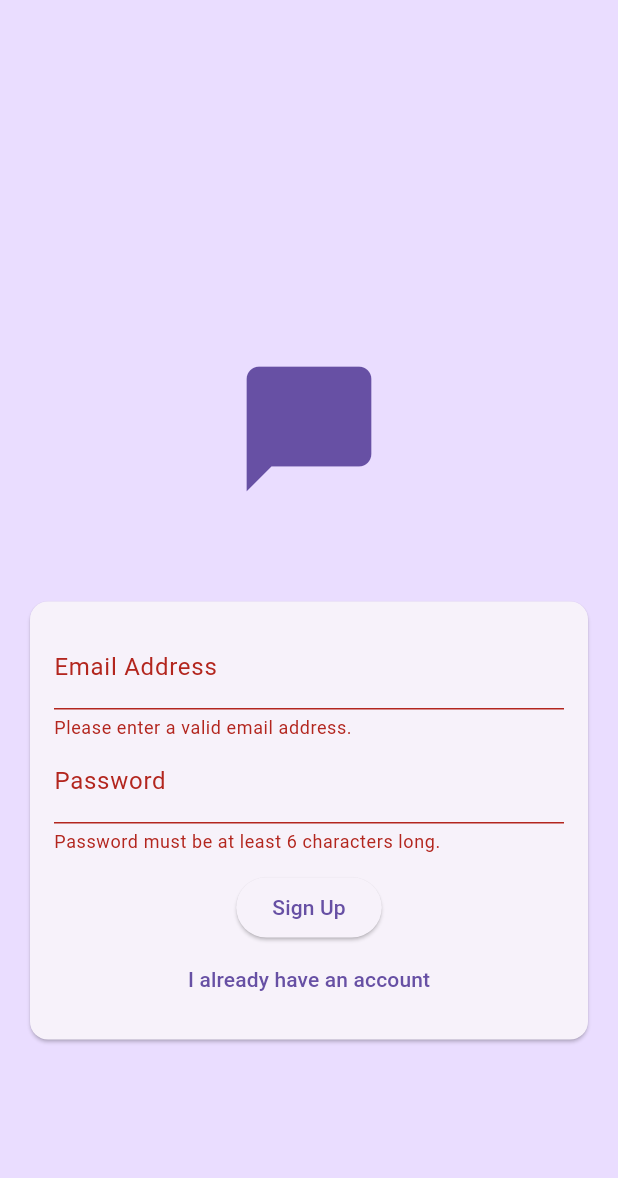
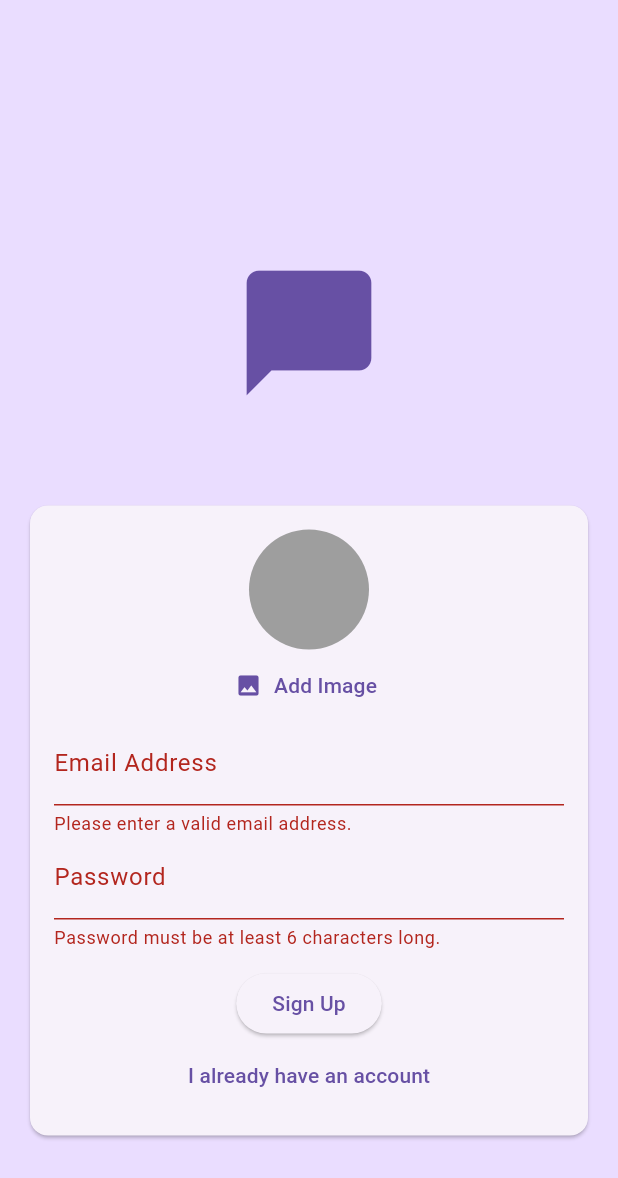
Before and after one commit to khadooja/AppChat, a Flutter app: the screen it shows after launch, after a tap on "Login", after a tap on "Create Account", on a phone screen of 412 x 824 dp. Shown: the top 1178 px of the screen. Run offline on Flutter 3.47's test engine with Material 3 defaults, Android fonts, the phone set to English and light mode, and no system bars; our stand-ins replace firebase_auth, firebase_core, image_picker; accounts and stored records are empty.

Commit message:
add image

```diff
--- a/lib/screens/auth.dart
+++ b/lib/screens/auth.dart
@@ -1,5 +1,6 @@
 import 'package:firebase_auth/firebase_auth.dart';
 import 'package:flutter/material.dart';
+import 'package:flutter_application_1/screens/widget/user_image.dart';
 
 final _firebase = FirebaseAuth.instance;
 
@@ -71,6 +72,7 @@ class _AuthScreenState extends State<AuthScreen> {
                         child: Column(
                           mainAxisSize: MainAxisSize.min,
                           children: [
+                            if (!_isLogin) const UserImagePiker(),
                             TextFormField(
                               decoration: const InputDecoration(
                                   labelText: 'Email Address'),
--- /dev/null
+++ b/lib/screens/widget/user_image.dart
@@ -0,0 +1,47 @@
+import 'dart:io';
+import 'package:flutter/material.dart';
+import 'package:image_picker/image_picker.dart';
+
+class UserImagePiker extends StatefulWidget {
+  const UserImagePiker({super.key});
+
+  @override
+  State<UserImagePiker> createState() => _UserImagePikerState();
+}
+
+class _UserImagePikerState extends State<UserImagePiker> {
+  File? _pickedImage;
+  void _pickImage() async {
+    final XFile? pickedImageFile = await ImagePicker()
+        .pickImage(source: ImageSource.camera, imageQuality: 50, maxWidth: 150);
+    if (pickedImageFile != null) {
+      setState(() {
+        _pickedImage = File(pickedImageFile.path);
+      });
+    }
+    Navigator.of(context).pop({'pickedImage': _pickedImage});
+  }
+
+  @override
+  Widget build(BuildContext context) {
+    return Column(
+      children: [
+        CircleAvatar(
+          radius: 40,
+          backgroundColor: Colors.grey,
+          backgroundImage:_pickedImage == null ? null : FileImage(_pickedImage!),
+        ),
+        TextButton.icon(
+          onPressed: () {
+            _pickImage();
+          },
+          icon: const Icon(Icons.image),
+          label: const Text('Add Image'),
+          style: TextButton.styleFrom(
+            foregroundColor: Theme.of(context).colorScheme.primary,
+          ),
+        )
+      ],
+    );
+  }
+}
```
